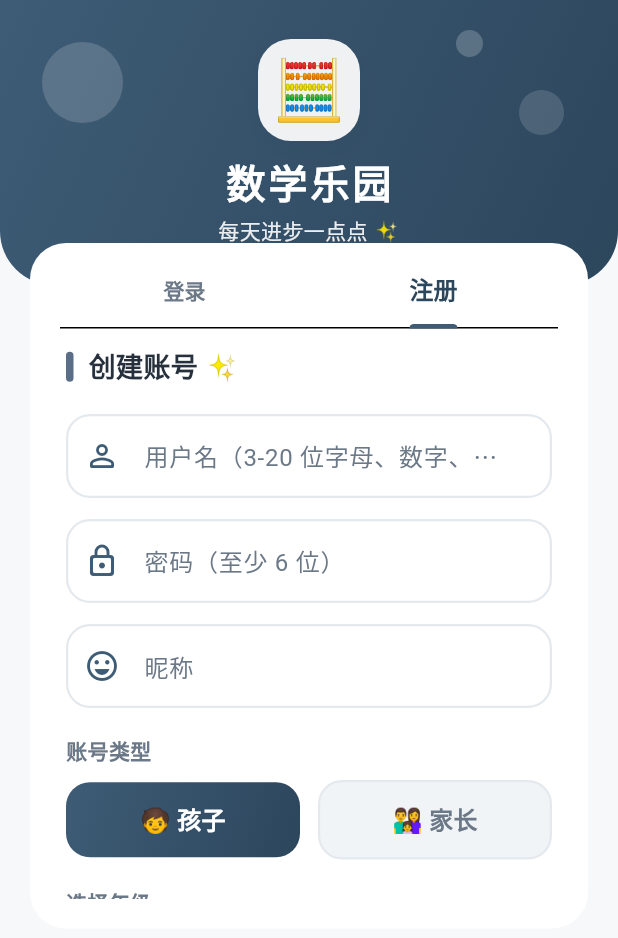
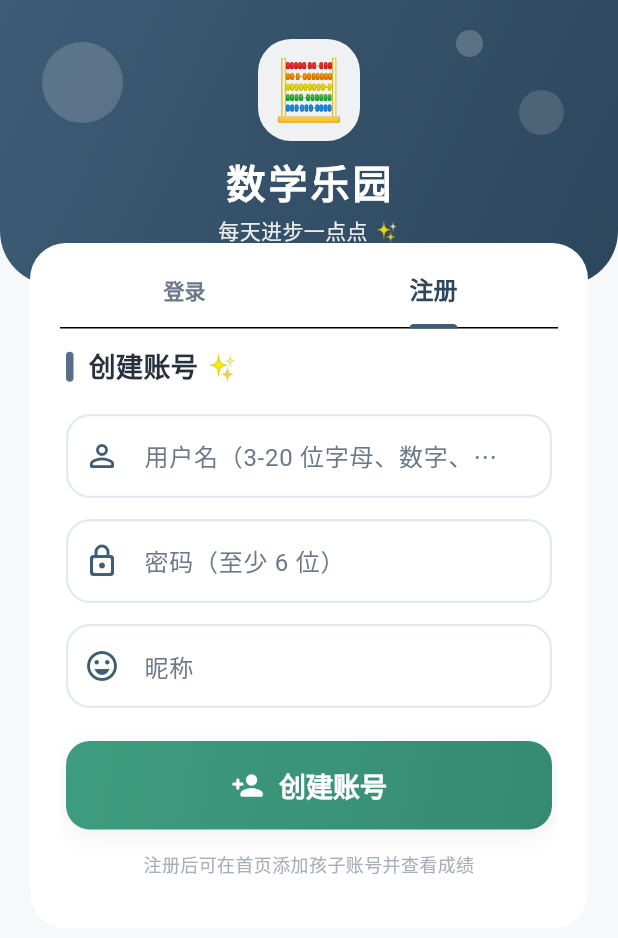
Before and after one commit to XiaoXin956/math_fun, a Flutter app: the screen it shows after launch, tab 2 chosen, on a phone screen of 412 x 824 dp. Shown: the top 938 px of the screen. Run offline on Flutter 3.47's test engine with Material 3 defaults, Android fonts, the phone set to English and light mode, and no system bars; our stand-ins replace bloc, dio, flutter_bloc, shared_preferences; missing offline and left inert: mysql_client; accounts and stored records are empty; statements that could not run were skipped.

Commit message:
feat: 仅家长注册、移除孩子年级、APK动态API与体积压缩、离线部署方案
- 注册只开放家长角色，移除注册页账号类型与年级选择
- 添加孩子账号不再录入年级，清理相关年级展示
- 后端 register/addChild 强制 parent/grade=NULL，防绕过
- APK 打包改用 .env.apk 动态注入 API 地址 + 一键脚本
- 开启 R8 代码压缩/资源收缩/ABI 分包/Dart 混淆，APK 缩减约 65%
- 新增 Dockerfile.web.local 离线部署方案（ghcr.io 不可达时用本地 nginx 打包）

```diff
--- a/math_fun_app/lib/pages/login_page.dart
+++ b/math_fun_app/lib/pages/login_page.dart
@@ -4,7 +4,6 @@ import 'package:flutter_bloc/flutter_bloc.dart';
 import '../bloc/auth_cubit.dart';
 import '../theme/app_theme.dart';
 import '../widgets/app_components.dart';
-import '../widgets/common.dart';
 
 class LoginPage extends StatefulWidget {
   static const routeName = '/login';
@@ -18,9 +17,6 @@ class _LoginPageState extends State<LoginPage> {
   final _username = TextEditingController();
   final _password = TextEditingController();
   final _nickname = TextEditingController();
-
-  String _role = 'child'; // child / parent
-  int _grade = 2;
 
   @override
   void dispose() {
@@ -53,12 +49,12 @@ class _LoginPageState extends State<LoginPage> {
       return;
     }
     if (isRegister) {
+      // 只开放家长注册；孩子账号由家长在首页添加
       await cubit.register({
         'username': username,
         'password': password,
         'nickname': _nickname.text.trim(),
-        'role': _role,
-        'grade': _role == 'child' ? _grade : null,
+        'role': 'parent',
       });
     } else {
       await cubit.login(username, password);
@@ -291,32 +287,6 @@ class _LoginPageState extends State<LoginPage> {
               prefixIcon: Icon(Icons.emoji_emotions_outlined),
             ),
           ),
-          const SizedBox(height: 18),
-          const Text('账号类型',
-              style: TextStyle(
-                  fontSize: 14,
-                  fontWeight: FontWeight.w700,
-                  color: AppColors.inkSoft)),
-          const SizedBox(height: 10),
-          Row(
-            children: [
-              Expanded(child: _roleChip('🧒 孩子', 'child')),
-              const SizedBox(width: 12),
-              Expanded(child: _roleChip('👨‍👩‍👧 家长', 'parent')),
-            ],
-          ),
-          if (_role == 'child') ...[
-            const SizedBox(height: 18),
-            const Text('选择年级',
-                style: TextStyle(
-                    fontSize: 14,
-                    fontWeight: FontWeight.w700,
-                    color: AppColors.inkSoft)),
-            const SizedBox(height: 10),
-            GradeChips(
-                selected: _grade,
-                onChanged: (g) => setState(() => _grade = g)),
-          ],
           const SizedBox(height: 22),
           BlocBuilder<AuthCubit, AuthState>(
             builder: (context, state) {
@@ -331,7 +301,7 @@ class _LoginPageState extends State<LoginPage> {
           ),
           const SizedBox(height: 14),
           const Text(
-            '家长注册后可在首页添加孩子账号并查看成绩',
+            '注册后可在首页添加孩子账号并查看成绩',
             textAlign: TextAlign.center,
             style: TextStyle(fontSize: 12, color: AppColors.inkFaint),
           ),
@@ -339,32 +309,4 @@ class _LoginPageState extends State<LoginPage> {
       ),
     );
   }
-
-  Widget _roleChip(String label, String value) {
-    final selected = _role == value;
-    return GestureDetector(
-      onTap: () => setState(() => _role = value),
-      child: AnimatedContainer(
-        duration: const Duration(milliseconds: 180),
-        padding: const EdgeInsets.symmetric(vertical: 13),
-        alignment: Alignment.center,
-        decoration: BoxDecoration(
-          gradient: selected ? AppGradients.brand : null,
-          color: selected ? null : AppColors.surfaceAlt,
-          borderRadius: BorderRadius.circular(AppRadius.md),
-          border: selected
-              ? null
-              : Border.all(color: AppColors.line, width: 1.5),
-        ),
-        child: Text(
-          label,
-          style: TextStyle(
-            fontSize: 16,
-            fontWeight: selected ? FontWeight.w800 : FontWeight.w600,
-            color: selected ? Colors.white : AppColors.inkSoft,
-          ),
-        ),
-      ),
-    );
-  }
 }
```
Also changed, not shown: math_fun_app/lib/pages/home_page.dart (+2 -44 lines), math_fun_service/lib/handlers.dart (+4 -15 lines), 7 other files.
